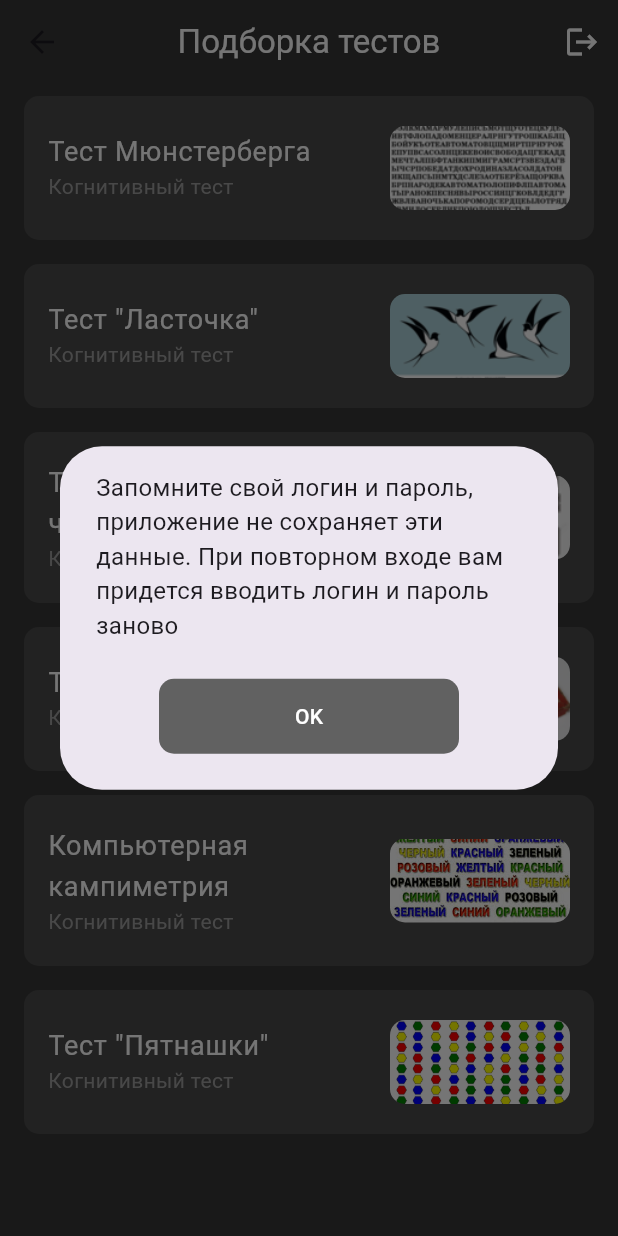
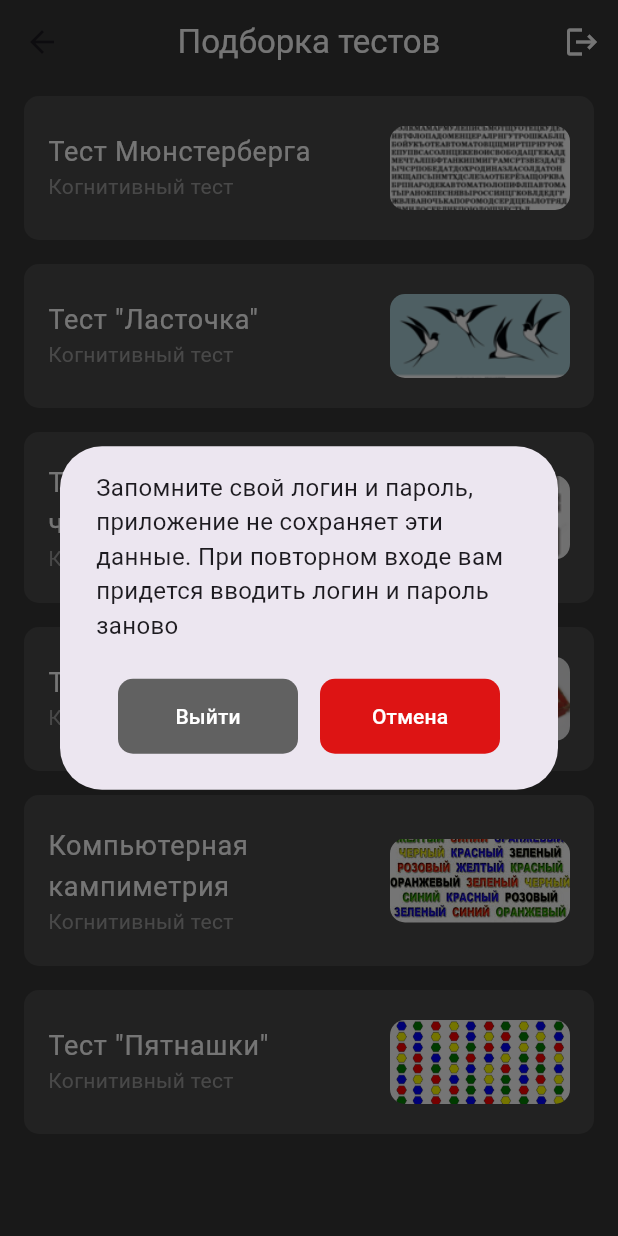
Before and after one commit to Cognitive-HSE/cognitive_app, a Flutter app: the TestsListScreen screen opened by its route, after a tap on the "logout" icon, on a phone screen of 412 x 824 dp. Run offline on Flutter 3.47's test engine with Material 3 defaults, Android fonts, the phone set to English and light mode, and no system bars; our stand-ins replace get_storage, internet_connection_checker; missing offline and left inert: bcrypt, postgres; accounts and stored records are empty.

Commit message:
add cancel button

```diff
--- a/lib/features/tests_list/tests_list_screen.dart
+++ b/lib/features/tests_list/tests_list_screen.dart
@@ -64,42 +64,60 @@ class _TestsListScreenState extends State<TestsListScreen> {
     barrierDismissible: false,
     builder: (_) => AlertDialog(
       content: Column(
-          mainAxisSize: MainAxisSize.min, // Чтобы колонка не занимала всё пространство
+        mainAxisSize: MainAxisSize.min,
         children: [
-           // SizedBox(height: 10), // Отступ между текстами
-            Text("Запомните свой логин и пароль, приложение не сохраняет эти данные. При повторном входе вам придется вводить логин и пароль заново",
-              style: TextStyle(fontSize: 16)),
+          Text(
+            "Запомните свой логин и пароль, приложение не сохраняет эти данные. При повторном входе вам придется вводить логин и пароль заново",
+            style: TextStyle(fontSize: 16),
+          ),
         ],
       ),
       actions: [
-        Center( // Центрируем кнопку
-          child: TextButton(
+        Row(
+          mainAxisAlignment: MainAxisAlignment.spaceEvenly, // Равномерное распределение кнопок
+          children: [
+            TextButton(
               style: ElevatedButton.styleFrom(
-              backgroundColor: Colors.grey[700], // Цвет кнопки
-              foregroundColor: Colors.white, // Цвет текста
-              minimumSize: const Size(200, 50), // Размер кнопки
+                backgroundColor: Colors.grey[700],
+                foregroundColor: Colors.white,
+                minimumSize: const Size(120, 50),
                 shape: RoundedRectangleBorder(
-                borderRadius: BorderRadius.circular(10), // Скругленные углы
+                  borderRadius: BorderRadius.circular(10),
                 ),
               ),
               onPressed: () {
-              AuthManager.setUserLoggedIn(false); // Раскомментируйте, если нужно
-
+                AuthManager.setUserLoggedIn(false);
                 if (mounted) {
                   Navigator.pushNamedAndRemoveUntil(
                     context,
                     '/login',
-                (route) => false
+                    (route) => false,
                   );
                 }
               },
-            child: const Text('OK'),
+              child: const Text('Выйти'),
             ),
+            TextButton(
+              style: ElevatedButton.styleFrom(
+                backgroundColor: const Color.fromARGB(255, 221, 20, 20), // Цвет кнопки "Отмена"
+                foregroundColor: Colors.white,
+                minimumSize: const Size(120, 50),
+                shape: RoundedRectangleBorder(
+                  borderRadius: BorderRadius.circular(10),
+                ),
+              ),
+              onPressed: () {
+                Navigator.pop(context); // Закрываем диалоговое окно
+              },
+              child: const Text('Отмена'),
+            ),
+          ],
         ),
       ],
     ),
   );
 }
+
 
   @override
   Widget build(BuildContext context) {
```
Lines whose indentation alone changed are shown as unchanged.
